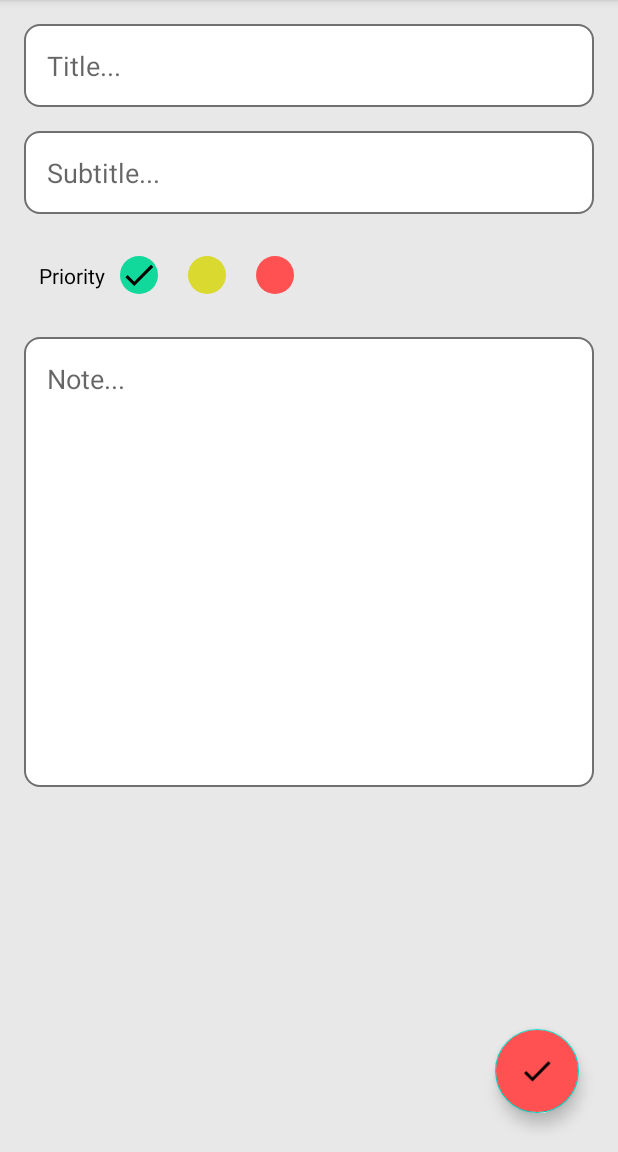
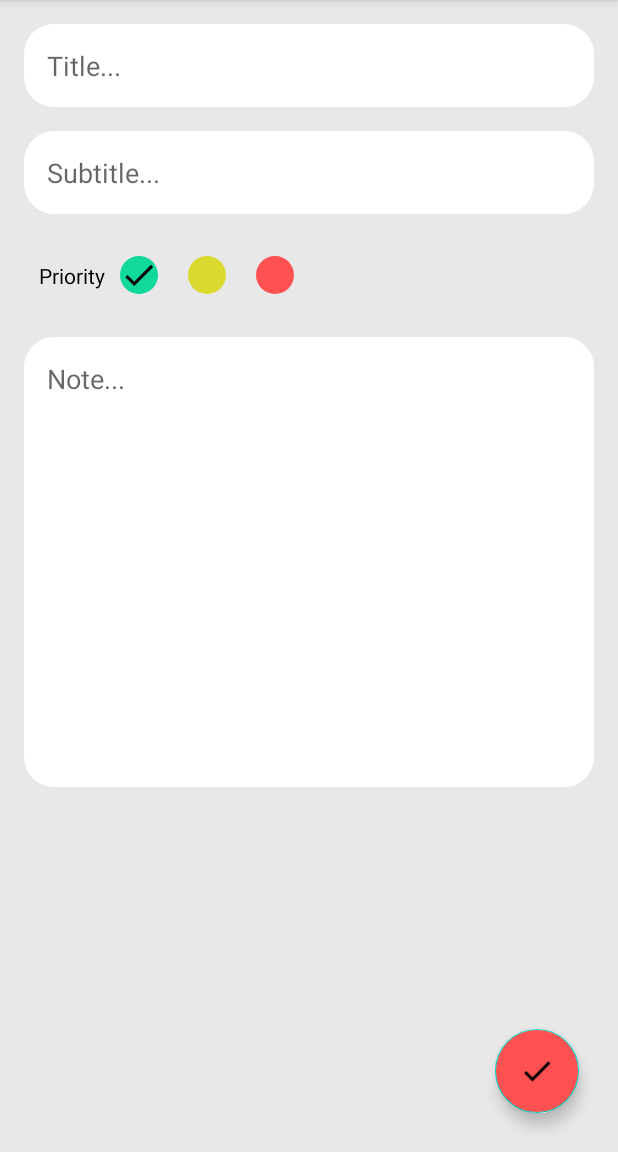
Before and after one commit to kaifakhtar/NotesGuardian, an Android app: the InsertNotesActivity screen opened directly, with no data from a screen before it, on a phone screen of 412 x 824 dp, the part 84-1236 px from its top. Run offline under Robolectric (Android 15) with nearby library versions, the phone set to English and light mode, and no system bars; our stand-ins replace Room's generated code.

```diff
--- a/app/build.gradle
+++ b/app/build.gradle
@@ -50,4 +50,5 @@ dependencies {
     testImplementation 'junit:junit:4.13.2'
     androidTestImplementation 'androidx.test.ext:junit:1.1.3'
     androidTestImplementation 'androidx.test.espresso:espresso-core:3.4.0'
+
 }
--- a/app/src/main/res/drawable/edit_text_background.xml
+++ b/app/src/main/res/drawable/edit_text_background.xml
@@ -1,7 +1,7 @@
 <?xml version="1.0" encoding="utf-8"?>
 <shape xmlns:android="http://schemas.android.com/apk/res/android">
     <solid android:color="@color/white"></solid>
-    <stroke android:color="#707070" android:width="1dp"></stroke>
-    <corners android:radius="10dp"/>
+
+    <corners android:radius="20dp"/>
 
 </shape>
--- a/app/src/main/res/layout/activity_insert_notes.xml
+++ b/app/src/main/res/layout/activity_insert_notes.xml
@@ -111,7 +111,10 @@
         android:layout_height="wrap_content"
         android:layout_alignParentRight="true"
         android:layout_alignParentBottom="true"
-        android:layout_margin="26dp"
+        android:layout_marginStart="26dp"
+        android:layout_marginTop="26dp"
+        android:layout_marginEnd="26dp"
+        android:layout_marginBottom="26dp"
         android:backgroundTint="@color/red"
         android:clickable="true"
         android:src="@drawable/ic_baseline_done_24" />
--- a/app/src/main/res/layout/activity_update_notes.xml
+++ b/app/src/main/res/layout/activity_update_notes.xml
@@ -32,11 +32,12 @@
         <EditText
             android:id="@+id/updatesubTitle"
             android:layout_width="match_parent"
-            android:layout_height="wrap_content"
+            android:layout_height="?actionBarSize"
             android:layout_marginStart="16dp"
             android:layout_marginLeft="16dp"
             android:layout_marginTop="16dp"
             android:layout_marginEnd="16dp"
+            android:textSize="18dp"
             android:layout_marginRight="16dp"
             android:background="@drawable/edit_text_background"
             android:fontFamily="@font/mont_light"
--- a/app/src/main/res/layout/inivisual_display_note.xml
+++ b/app/src/main/res/layout/inivisual_display_note.xml
@@ -29,6 +29,7 @@
                 android:layout_width="match_parent"
                 android:layout_height="wrap_content"
                 android:padding="5dp"
+                android:layout_marginRight="30dp"
                 android:fontFamily="@font/mont_light"
                 android:id="@+id/notesTitle"
                 android:text="Title"/>
--- a/build.gradle
+++ b/build.gradle
@@ -4,6 +4,7 @@ plugins {
     id 'com.android.library' version '7.2.1' apply false
 }
 
+
 task clean(type: Delete) {
     delete rootProject.buildDir
 }
```
Also changed, not shown: app/src/main/java/nitj/cgpa/notesguardian/MainActivity.java (+22 -3 lines), app/src/main/res/layout/activity_main.xml (+8 -4 lines).
